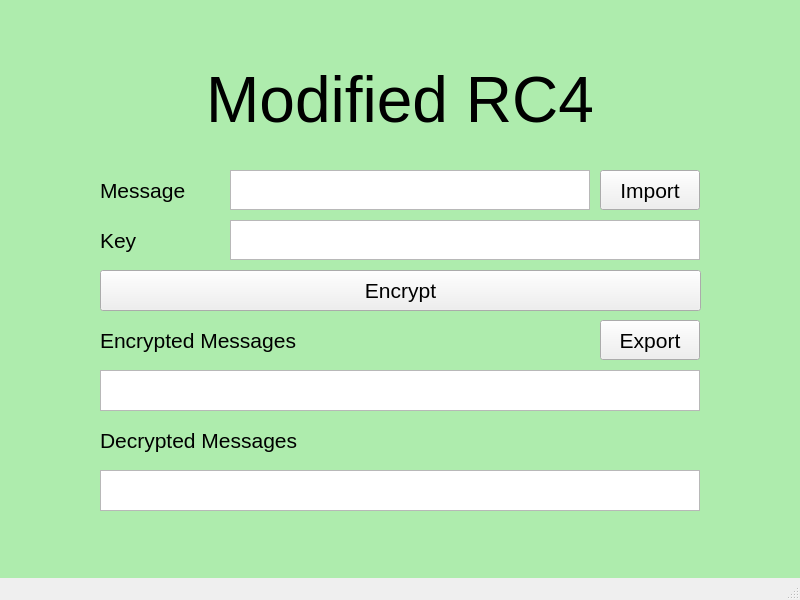
The window that cipher.ui (gilbertchristian/Tugas-2-II4031-Kriptografi-dan-Koding) describes before a commit, drawn with Qt 5.
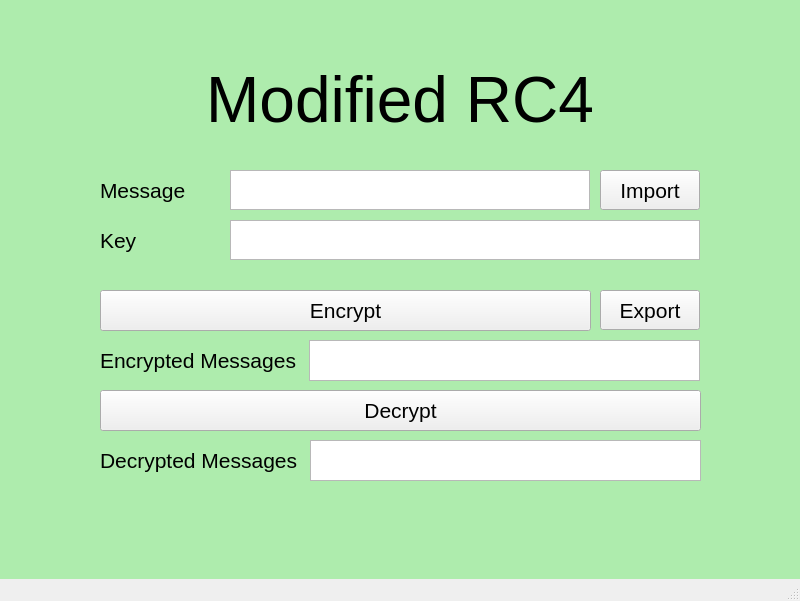
The same window after the commit.

Diff of the .ui file:
```diff
--- a/cipher.ui
+++ b/cipher.ui
@@ -7,7 +7,7 @@
     <x>0</x>
     <y>0</y>
     <width>800</width>
-    <height>600</height>
+    <height>601</height>
    </rect>
   </property>
   <property name="windowTitle">
@@ -93,9 +93,9 @@
    <widget class="QTextBrowser" name="textBrowser">
     <property name="geometry">
      <rect>
-      <x>100</x>
-      <y>370</y>
-      <width>600</width>
+      <x>309</x>
+      <y>340</y>
+      <width>391</width>
       <height>41</height>
      </rect>
     </property>
@@ -114,7 +114,7 @@
     <property name="geometry">
      <rect>
       <x>100</x>
-      <y>320</y>
+      <y>340</y>
       <width>201</width>
       <height>40</height>
      </rect>
@@ -131,9 +131,9 @@
    <widget class="QTextBrowser" name="textBrowser_2">
     <property name="geometry">
      <rect>
-      <x>100</x>
-      <y>470</y>
-      <width>600</width>
+      <x>310</x>
+      <y>440</y>
+      <width>391</width>
       <height>41</height>
      </rect>
     </property>
@@ -152,7 +152,7 @@
     <property name="geometry">
      <rect>
       <x>100</x>
-      <y>420</y>
+      <y>440</y>
       <width>201</width>
       <height>40</height>
      </rect>
@@ -209,7 +209,7 @@
     <property name="geometry">
      <rect>
       <x>600</x>
-      <y>320</y>
+      <y>290</y>
       <width>100</width>
       <height>40</height>
      </rect>
@@ -227,8 +227,8 @@
     <property name="geometry">
      <rect>
       <x>100</x>
-      <y>270</y>
-      <width>601</width>
+      <y>290</y>
+      <width>491</width>
       <height>41</height>
      </rect>
     </property>
@@ -241,6 +241,24 @@
      <string>Encrypt</string>
     </property>
    </widget>
+   <widget class="QPushButton" name="pushButton_6">
+    <property name="geometry">
+     <rect>
+      <x>100</x>
+      <y>390</y>
+      <width>601</width>
+      <height>41</height>
+     </rect>
+    </property>
+    <property name="font">
+     <font>
+      <pointsize>16</pointsize>
+     </font>
+    </property>
+    <property name="text">
+     <string>Decrypt</string>
+    </property>
+   </widget>
    <widget class="QWidget" name="widget" native="true">
     <property name="geometry">
      <rect>
@@ -267,6 +285,7 @@
    <zorder>label_6</zorder>
    <zorder>pushButton_4</zorder>
    <zorder>pushButton_5</zorder>
+   <zorder>pushButton_6</zorder>
   </widget>
   <widget class="QStatusBar" name="statusbar"/>
   <widget class="QMenuBar" name="menubar">
```
